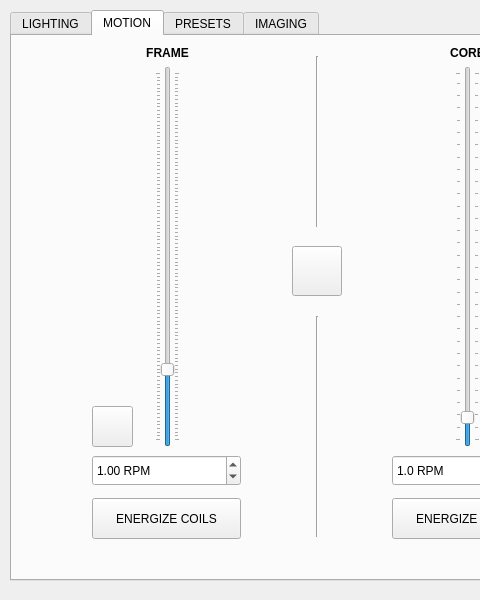
First picture: the form in _ui/Clinostat.ui, repository CoCl-Jerry/SciSpin_Max_Dev, before the edit; both pictures show x 0 to 480 and y 0 to 600 of the 1024 by 600 pixel window.
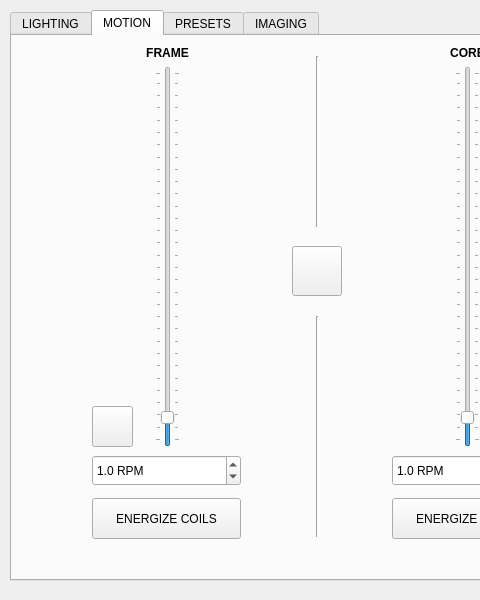
Second picture: the form after the edit. The open tabs and pages were chosen to show the change. Icons and pictures are not drawn.

```diff
--- a/_ui/Clinostat.ui
+++ b/_ui/Clinostat.ui
@@ -598,10 +598,10 @@
        <item alignment="Qt::AlignHCenter">
         <widget class="QSlider" name="frame_verticalSlider">
          <property name="minimum">
-          <number>5</number>
+          <number>1</number>
          </property>
          <property name="maximum">
-          <number>500</number>
+          <number>150</number>
          </property>
          <property name="singleStep">
           <number>5</number>
@@ -610,7 +610,7 @@
           <number>5</number>
          </property>
          <property name="value">
-          <number>100</number>
+          <number>10</number>
          </property>
          <property name="tracking">
           <bool>true</bool>
@@ -701,13 +701,13 @@
        <string> RPM</string>
       </property>
       <property name="decimals">
-       <number>2</number>
+       <number>1</number>
       </property>
       <property name="minimum">
-       <double>0.050000000000000</double>
+       <double>0.100000000000000</double>
       </property>
       <property name="maximum">
-       <double>5.000000000000000</double>
+       <double>15.000000000000000</double>
       </property>
       <property name="singleStep">
        <double>0.050000000000000</double>
```
Left out of the diff: 6 changed lines with no effect on the pictures.
